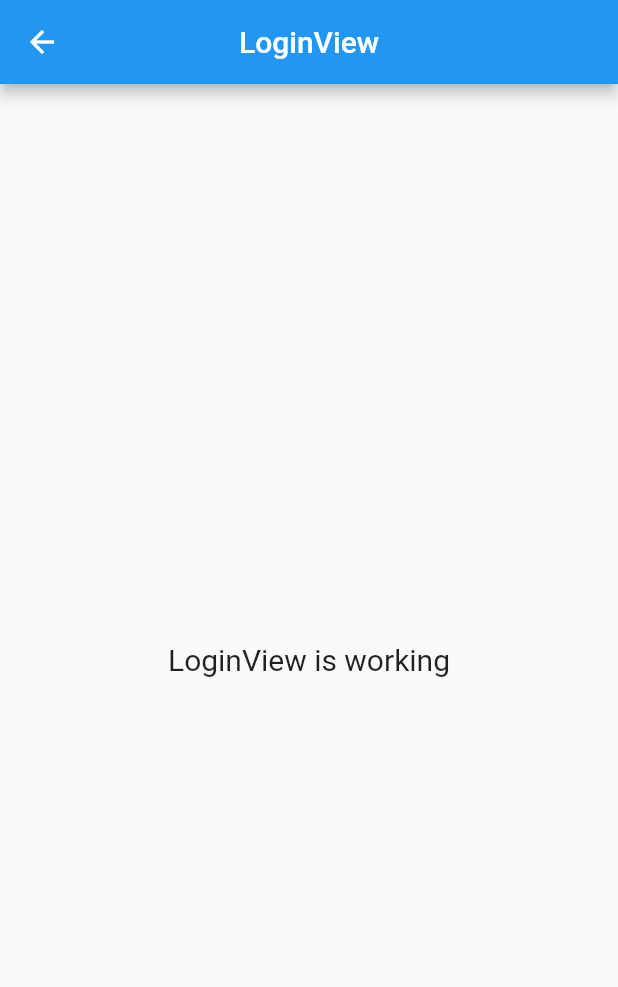
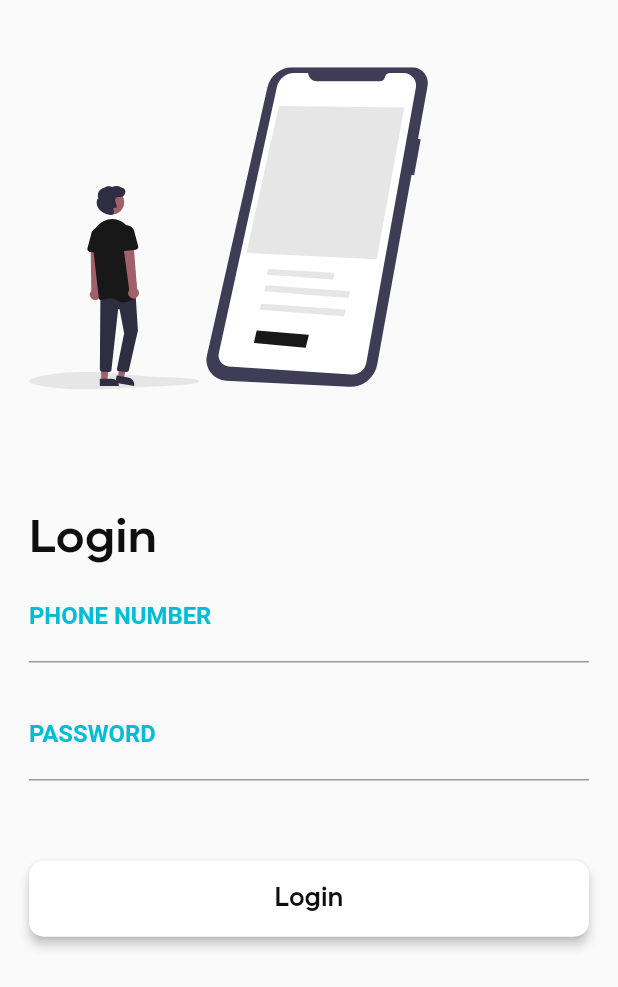
Before and after one commit to hemantshrm/todo_assignment, a Flutter app: the LoginView screen opened by its route, on a phone screen of 412 x 824 dp. Shown: the top 987 px of the screen. Run offline on Flutter 3.47's test engine with Material 2 defaults, Android fonts, the phone set to English and light mode, and no system bars; our stand-ins replace equatable, flutter_screenutil, flutter_slidable, flutter_svg, get, get_storage and 1 more; accounts and stored records are empty.

Commit message:
appbar Fix, equatable added to userModel middleware for authRedirect

```diff
--- a/lib/app/data/Constants/string_constants.dart
+++ b/lib/app/data/Constants/string_constants.dart
@@ -24,3 +24,4 @@ const errorMinDescription = "Description Must be 10 words";
 const THEME = 'theme';
 const ANNOTATIONS = 'annotations';
 const USERS = 'users';
+const IS_LOGGED_IN = 'isLoggedIn';
--- /dev/null
+++ b/lib/app/data/ModelClasses/user_model.dart
@@ -0,0 +1,50 @@
+import 'dart:convert';
+
+import 'package:equatable/equatable.dart';
+import 'package:get/get.dart';
+
+UserModel userModelFromJson(String str) => UserModel.fromJson(json.decode(str));
+
+String userModelToJson(UserModel data) => json.encode(data.toJson());
+
+class UserModel {
+  UserModel({
+    this.userModel,
+  });
+
+  RxList<Rx<User>>? userModel;
+
+  factory UserModel.fromJson(Map<String, dynamic> json) => UserModel(
+        userModel: json["userModel"] != null
+            ? RxList<Rx<User>>.from(
+                json["userModel"].map((x) => User.fromJson(x).obs))
+            : null,
+      );
+
+  Map<String, dynamic> toJson() => {
+        "userModel": RxList<dynamic>.from(userModel!.map((x) => x.toJson())),
+      };
+}
+
+class User extends Equatable {
+  const User({this.phone, this.pass});
+
+  final String? phone;
+  final String? pass;
+
+  factory User.fromJson(Map<String, dynamic> json) => User(
+        phone: json["phone"],
+        pass: json["pass"],
+      );
+
+  Map<String, dynamic> toJson() => {
+        "phone": phone,
+        "pass": pass,
+      };
+  //
+  // @override
+  // bool get stringify => true;
+
+  @override
+  List<Object?> get props => [phone, pass];
+}
--- a/lib/app/data/Services/local_storage_service.dart
+++ b/lib/app/data/Services/local_storage_service.dart
@@ -12,6 +12,11 @@ class LocalStorageService extends GetxService {
   }
 
   late GetStorage box;
+
+  saveIsLoggedIn() async => await box.write(IS_LOGGED_IN, true);
+
+  Future<bool> isLoggedIn() async => await box.read(IS_LOGGED_IN) ?? false;
+
   bool getTheme() => box.read(THEME);
   changeTheme(b) async {
     Get.changeTheme(b ? ThemeData.dark() : ThemeData.light());
--- /dev/null
+++ b/lib/app/modules/create_account/Middleware/check_auth_redirect.dart
@@ -0,0 +1,16 @@
+import 'package:flutter/material.dart';
+import 'package:get/get_navigation/src/routes/route_middleware.dart';
+import 'package:get_storage/get_storage.dart';
+import 'package:todo_assignment/app/data/Constants/string_constants.dart';
+import 'package:todo_assignment/app/routes/app_pages.dart';
+
+class AuthMiddleWare extends GetMiddleware {
+  final box = GetStorage();
+
+  @override
+  RouteSettings? redirect(String? route) {
+    return box.read(IS_LOGGED_IN) ?? false
+        ? const RouteSettings(name: Routes.HOME)
+        : null;
+  }
+}
--- a/lib/app/modules/create_account/bindings/create_account_binding.dart
+++ b/lib/app/modules/create_account/bindings/create_account_binding.dart
@@ -5,8 +5,7 @@ import '../controllers/create_account_controller.dart';
 class CreateAccountBinding extends Bindings {
   @override
   void dependencies() {
-    Get.lazyPut<CreateAccountController>(
-      () => CreateAccountController(),
-    );
+    Get.lazyPut<CreateAccountController>(() => CreateAccountController(),
+        fenix: true);
   }
 }
--- a/lib/app/modules/create_account/views/create_account_view.dart
+++ b/lib/app/modules/create_account/views/create_account_view.dart
@@ -34,7 +34,7 @@ class CreateAccountView extends GetView<CreateAccountController> {
                 .f16w6(),
             CustomSpacers.height60,
             CustomButton(
-              onPressed: () => Get.toNamed(Routes.HOME),
+              onPressed: () => Get.toNamed(Routes.LOGIN),
               buttonText: 'Login',
             ),
             CustomSpacers.height20,
--- a/lib/app/modules/login/controllers/login_controller.dart
+++ b/lib/app/modules/login/controllers/login_controller.dart
@@ -1,3 +1,52 @@
+import 'package:flutter/material.dart';
 import 'package:get/get.dart';
+import 'package:todo_assignment/app/data/Constants/string_constants.dart';
+import 'package:todo_assignment/app/data/Services/local_storage_service.dart';
+import 'package:todo_assignment/app/data/Utils/custom_widgets/show_messages.dart';
+import 'package:todo_assignment/app/routes/app_pages.dart';
 
-class LoginController extends GetxController {}
+import '../../../data/ModelClasses/user_model.dart';
+
+class LoginController extends GetxController {
+  late LocalStorageService localStorage;
+
+  var userList = List<User>.empty(growable: true).obs;
+  final loginPhoneNo = ''.obs;
+  final loginPass = ''.obs;
+  final GlobalKey<FormState> loginFormKey = GlobalKey<FormState>();
+  @override
+  void onInit() {
+    localStorage = Get.find<LocalStorageService>();
+    getUserList();
+    super.onInit();
+  }
+
+  getUserList() async {
+    final user = await localStorage.box.read(USERS);
+    print(user);
+    if (user != null) {
+      userList.value = user;
+    }
+  }
+
+  onSavedPhone(v) => loginPhoneNo.value = v;
+  onChangedPhone(v) => loginPhoneNo.value = v;
+  onSavedPass(v) => loginPass.value = v;
+  onChangedPass(v) => loginPass.value = v;
+
+  onLogin() async {
+    if (loginFormKey.currentState!.validate()) {
+      final userList = await localStorage.box.read(USERS);
+      print(userList.runtimeType);
+      for (var element in userList) {
+        if (element.phone == loginPhoneNo.value &&
+            element.pass == loginPass.value) {
+          Get.offNamed(Routes.HOME);
+          localStorage.saveIsLoggedIn();
+        } else {
+          customSnackbar("Sorry, User Not found", isError: true);
+        }
+      }
+    }
+  }
+}
--- a/lib/app/modules/login/views/login_view.dart
+++ b/lib/app/modules/login/views/login_view.dart
@@ -1,22 +1,67 @@
 import 'package:flutter/material.dart';
+import 'package:flutter_screenutil/flutter_screenutil.dart';
+import 'package:flutter_svg/svg.dart';
 import 'package:get/get.dart';
+import 'package:todo_assignment/app/data/Utils/custom_widgets/custom_button.dart';
+import 'package:todo_assignment/app/data/Utils/custom_widgets/custom_textField.dart';
+import 'package:todo_assignment/app/data/Utils/space_util.dart';
+import 'package:todo_assignment/app/data/Utils/text_extentions.dart';
+import 'package:todo_assignment/app/data/Utils/validators.dart';
 
+import '../../../../generated/assets.dart';
+import '../../../data/Utils/math_util.dart';
 import '../controllers/login_controller.dart';
 
-class LoginView extends GetView<LoginController> {
+class LoginView extends GetView<LoginController> with InputValidationMixin {
   const LoginView({Key? key}) : super(key: key);
 
   @override
   Widget build(BuildContext context) {
     return Scaffold(
-      appBar: AppBar(
-        title: Text('LoginView'),
-        centerTitle: true,
-      ),
-      body: Center(
-        child: Text(
-          'LoginView is working',
-          style: TextStyle(fontSize: 20),
+      body: SafeArea(
+        child: SingleChildScrollView(
+          child: Form(
+            key: controller.loginFormKey,
+            autovalidateMode: AutovalidateMode.onUserInteraction,
+            child: Column(
+              crossAxisAlignment: CrossAxisAlignment.start,
+              children: [
+                SvgPicture.asset(
+                  Assets.imagesCreateAccount,
+                  height: getSize(300),
+                  width: getSize(300),
+                ),
+                CustomSpacers.height60,
+                "Login".f24w5(fontWeight: FontWeight.bold, fontSize: 30.sp),
+                CustomTextField(
+                  initialValue: controller.loginPhoneNo.value,
+                  action: TextInputAction.next,
+                  labelText: "PHONE NUMBER",
+                  max: 10,
+                  type: TextInputType.phone,
+                  validator: phoneNumberValidator,
+                  onChanged: (value) => controller.onChangedPhone(value),
+                  onSaved: (value) => controller.onSavedPhone(value),
+                ),
+                CustomSpacers.height20,
+                CustomTextField(
+                  obscure: true,
+                  initialValue: controller.loginPass.value,
+                  action: TextInputAction.done,
+                  textCapitalization: TextCapitalization.words,
+                  labelText: "PASSWORD",
+                  validator: emptyField,
+                  onChanged: (value) => controller.onChangedPass(value),
+                  onSaved: (value) => controller.onSavedPass(value),
+                ),
+                CustomSpacers.height60,
+                CustomButton(
+                  onPressed: () => controller.onLogin(),
+                  buttonText: "Login",
+                )
+              ],
+            ).paddingAll(getHorizontalSize(20)),
+          ),
         ),
       ),
     );
--- a/lib/app/modules/signup/views/signup_view.dart
+++ b/lib/app/modules/signup/views/signup_view.dart
@@ -38,7 +38,7 @@ class SignupView extends GetView<SignupController> with InputValidationMixin {
               CustomTextField(
                 obscure: true,
                 initialValue: controller.password.value,
-                action: TextInputAction.next,
+                action: TextInputAction.done,
                 textCapitalization: TextCapitalization.words,
                 labelText: "PASSWORD",
                 validator: passwordValidator,
--- a/lib/app/routes/app_pages.dart
+++ b/lib/app/routes/app_pages.dart
@@ -1,5 +1,6 @@
 import 'package:get/get.dart';
 
+import '../modules/create_account/Middleware/check_auth_redirect.dart';
 import '../modules/create_account/bindings/create_account_binding.dart';
 import '../modules/create_account/views/create_account_view.dart';
 import '../modules/home/bindings/home_binding.dart';
@@ -19,22 +20,23 @@ class AppPages {
   static final routes = [
     GetPage(
       name: _Paths.SIGNUP,
-      page: () => SignupView(),
+      page: () => const SignupView(),
       binding: SignupBinding(),
     ),
     GetPage(
       name: _Paths.LOGIN,
-      page: () => LoginView(),
+      page: () => const LoginView(),
       binding: LoginBinding(),
     ),
     GetPage(
       name: _Paths.HOME,
-      page: () => HomeView(),
+      page: () => const HomeView(),
       binding: HomeBinding(),
     ),
     GetPage(
       name: _Paths.CREATE_ACCOUNT,
-      page: () => CreateAccountView(),
+      middlewares: [AuthMiddleWare()],
+      page: () => const CreateAccountView(),
       binding: CreateAccountBinding(),
     ),
   ];
--- a/pubspec.yaml
+++ b/pubspec.yaml
@@ -13,6 +13,7 @@ dependencies:
   flutter_svg: 1.1.0
   glassmorphism: 3.0.0
   flutter_slidable: 1.3.0
+  equatable: 2.0.3
   flutter:
     sdk: flutter
 
```
Also changed, not shown: lib/app/data/Utils/custom_widgets/custom_appBar.dart (+11 -6 lines), lib/app/data/Utils/validators.dart (+4 -7 lines), lib/app/modules/create_account/controllers/create_account_controller.dart (+1 -18 lines), lib/app/modules/home/controllers/home_controller.dart (+6 -2 lines), lib/app/modules/signup/controllers/signup_controller.dart (+13 -2 lines), pubspec.lock.
